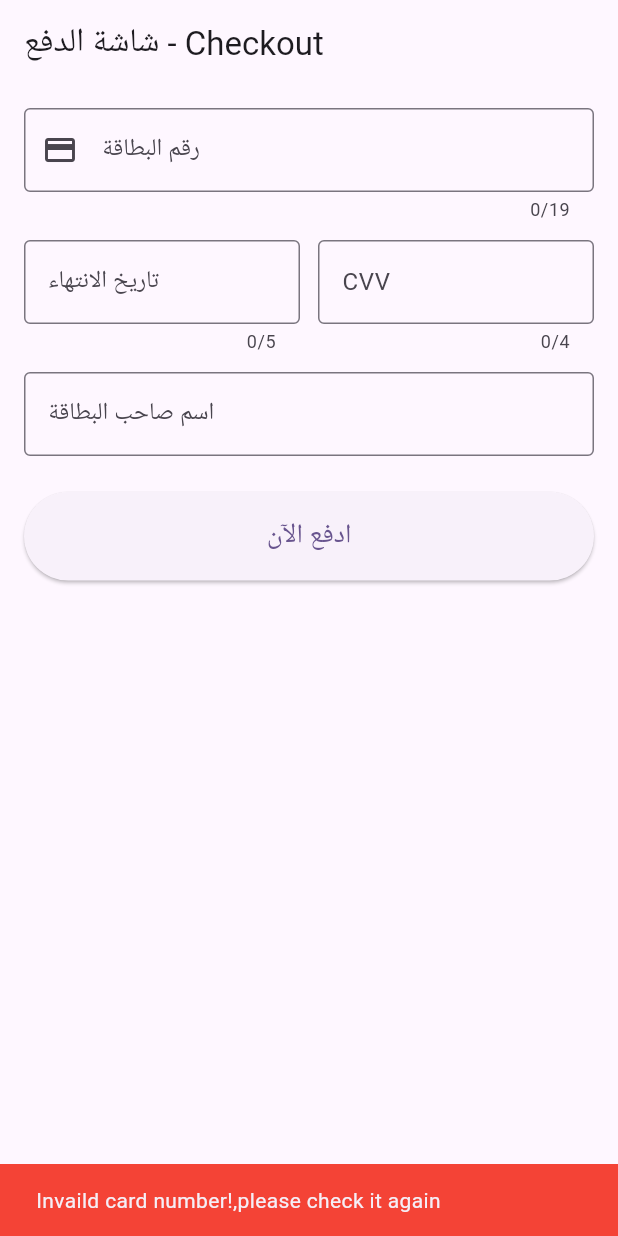
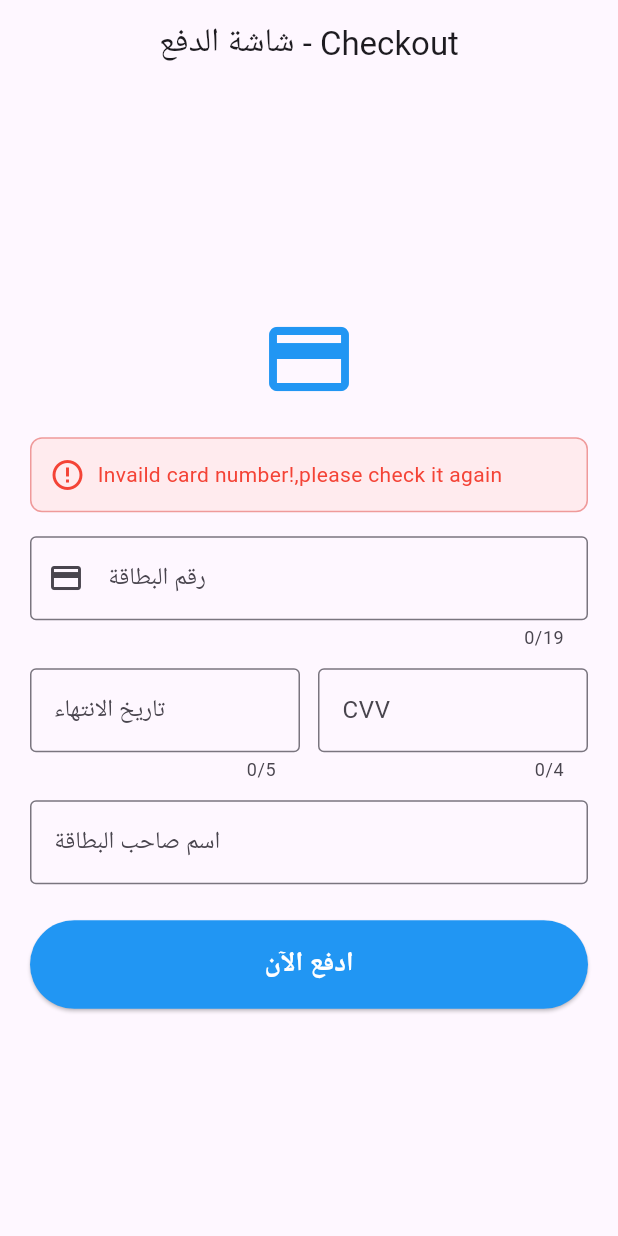
Before and after one commit to AhmedMahmoud2024/payment_gateways, a Flutter app: the screen it shows after launch, after a tap on "ادفع الآن", on a phone screen of 412 x 824 dp. Run offline on Flutter 3.47's test engine with Material 3 defaults, Android fonts, the phone set to English and light mode, and no system bars; our stand-ins replace flutter_riverpod.

Commit message:
feat:refactor checkout & 3ds_screen

```diff
--- a/lib/features/checkout/data/repositories/mock_checkout_repository.dart
+++ b/lib/features/checkout/data/repositories/mock_checkout_repository.dart
@@ -23,9 +23,9 @@ class MockFailure extends MockPaymentResult {
 class MockCheckoutRepository {
   Future<MockPaymentResult> processCardPayment(CardInputModel card) async {
     // بنعمل تأخير وهمي لمدة ثانيتين للـ Network Request
-    await Future.delayed(const Duration(seconds: 2));
+    await Future.delayed(const Duration(microseconds: 2));
 
-    final rawNumber = card.rawCardNumber;
+    final rawNumber = card.rawCardNumber.replaceAll(RegExp(r'\D'), '').trim();
 
     // محاكاة السيناريوهات المختلفة حسب أرقام النواية
     if (rawNumber.endsWith('1111')) {
--- a/lib/features/checkout/data/utils/card_validator.dart
+++ b/lib/features/checkout/data/utils/card_validator.dart
@@ -3,7 +3,7 @@ class CardValidator {
   // 1. خوارزمية Luhn Algorithm
   static bool isValidCardNumber(String cardNumber) {
     // تنظيف الرقم من المسافات
-    final cleanNumber = cardNumber.replaceAll(RegExp(r'\s+|-'), '');
+    final cleanNumber = cardNumber.replaceAll(RegExp(r'\D'), '').trim();
 
     if (cleanNumber.isEmpty || cleanNumber.length < 13 || cleanNumber.length > 19) {
       return false;
--- a/lib/features/checkout/presentation/screens/checkout_screen.dart
+++ b/lib/features/checkout/presentation/screens/checkout_screen.dart
@@ -5,16 +5,47 @@ import 'package:payment_gateways/features/checkout/data/models/card_input_model.
 import 'package:payment_gateways/features/checkout/logic/checkout_notifier.dart';
 import 'package:payment_gateways/features/checkout/logic/checkout_state.dart';
 import 'package:payment_gateways/features/checkout/presentation/screens/3ds_screen.dart';
-import 'package:payment_gateways/features/checkout/presentation/widgets/card_input_formatter.dart';
 
-class CheckoutScreen extends ConsumerStatefulWidget {
-  const CheckoutScreen({super.key});
+// ==========================================
+// 1. INPUT FORMATTER (تاريخ الانتهاء MM/YY)
+// ==========================================
+class CardExpiryInputFormatter extends TextInputFormatter {
+  @override
+  TextEditingValue formatEditUpdate(
+    TextEditingValue oldValue,
+    TextEditingValue newValue,
+  ) {
+    var newText = newValue.text;
+    if (newValue.selection.baseOffset == 0) return newValue;
+
+    var buffer = StringBuffer();
+    for (int i = 0; i < newText.length; i++) {
+      buffer.write(newText[i]);
+      var nonZeroIndex = i + 1;
+      if (nonZeroIndex % 2 == 0 && nonZeroIndex != newText.length) {
+        buffer.write('/');
+      }
+    }
+
+    var string = buffer.toString();
+    return newValue.copyWith(
+      text: string,
+      selection: TextSelection.collapsed(offset: string.length),
+    );
+  }
+}
+
+// ==========================================
+// 2. CHECKOUT PAGE (MAIN UI)
+// ==========================================
+class CheckoutPage extends ConsumerStatefulWidget {
+  const CheckoutPage({super.key});
 
   @override
-  ConsumerState<CheckoutScreen> createState() => _CheckoutScreenState();
+  ConsumerState<CheckoutPage> createState() => _CheckoutPageState();
 }
 
-class _CheckoutScreenState extends ConsumerState<CheckoutScreen> {
+class _CheckoutPageState extends ConsumerState<CheckoutPage> {
   final _cardNumberController = TextEditingController();
   final _expiryController = TextEditingController();
   final _cvvController = TextEditingController();
@@ -30,6 +61,9 @@ class _CheckoutScreenState extends ConsumerState<CheckoutScreen> {
   }
 
   void _submitPayment() {
+    // إخفاء أي لوحة مفاتيح أو فوكس
+    FocusScope.of(context).unfocus();
+
     final cardInput = CardInputModel(
       cardNumber: _cardNumberController.text,
       expiryDate: _expiryController.text,
@@ -37,92 +71,164 @@ class _CheckoutScreenState extends ConsumerState<CheckoutScreen> {
       cardHolderName: _nameController.text,
     );
 
-    // استدعاء الميثود في الـ Notifier
     ref.read(checkoutProvider.notifier).payWithCard(cardInput);
+  }
+
+  void _clearForm() {
+    _cardNumberController.clear();
+    _expiryController.clear();
+    _cvvController.clear();
+    _nameController.clear();
   }
 
   @override
   Widget build(BuildContext context) {
-    // 1. مراقبة التغيرات لعرض الـ SnackBars أو التنقلات (Side Effects)
-    ref.listen<CheckoutState>(checkoutProvider, (previous, next) async{
-      if (next is CheckoutFailure) {
-        ScaffoldMessenger.of(context).showSnackBar(
-          SnackBar(
-            content: Text(next.errorMessage),
-            backgroundColor: Colors.red,
+    final state = ref.watch(checkoutProvider);
+    final isLoading = state is CheckoutLoading;
+
+    return Scaffold(
+      appBar: AppBar(
+        title: const Text('شاشة الدفع - Checkout'),
+        centerTitle: true,
       ),
-        );
-      } else if (next is CheckoutSuccess) {
-        showDialog(
-          context: context,
-          barrierDismissible: false,
-          builder: (ctx) => AlertDialog(
-            title: const Text('تمت العملية بنجاح! 🎉'),
-            content: Text('رقم المعاملة: ${next.transactionId}'),
-            actions: [
-              TextButton(
-                onPressed: () {
-                  Navigator.pop(ctx);
-                  ref.read(checkoutProvider.notifier).reset();
-                },
-                child: const Text('موافق'),
+      body: Center(
+        child: ConstrainedBox(
+          constraints: const BoxConstraints(maxWidth: 500),
+          child: Padding(
+            padding: const EdgeInsets.all(20.0),
+            child: SingleChildScrollView(
+              child: Column(
+                crossAxisAlignment: CrossAxisAlignment.stretch,
+                children: [
+                  const Icon(
+                    Icons.payment,
+                    size: 64,
+                    color: Colors.blue,
+                  ),
+                  const SizedBox(height: 20),
+
+                  // عرض رسالة الخطأ لو الـ State فشلت
+                  if (state is CheckoutFailure) ...[
+                    Container(
+                      padding: const EdgeInsets.all(12),
+                      decoration: BoxDecoration(
+                        color: Colors.red.shade50,
+                        borderRadius: BorderRadius.circular(8),
+                        border: Border.all(color: Colors.red.shade200),
+                      ),
+                      child: Row(
+                        children: [
+                          const Icon(Icons.error_outline, color: Colors.red),
+                          const SizedBox(width: 8),
+                          Expanded(
+                            child: Text(
+                              state.errorMessage,
+                              style: const TextStyle(color: Colors.red),
+                            ),
                           ),
                         ],
                       ),
-        );
-      } else if (next is Checkout3DSRequired) {
-        // هنا نفتح WebView للتأكيد المالي
-       final bool? isApproved = await Navigator.push<bool>(
-      context,
+                    ),
+                    const SizedBox(height: 16),
+                  ],
+
+                  // عرض كارت النجاح لو العملية نجحت
+                  if (state is CheckoutSuccess) ...[
+                    Container(
+                      padding: const EdgeInsets.all(16),
+                      decoration: BoxDecoration(
+                        color: Colors.green.shade50,
+                        borderRadius: BorderRadius.circular(8),
+                        border: Border.all(color: Colors.green.shade300),
+                      ),
+                      child: Column(
+                        children: [
+                          const Icon(Icons.check_circle_outline, color: Colors.green, size: 48),
+                          const SizedBox(height: 8),
+                          const Text(
+                            'تمت العملية بنجاح! 🎉',
+                            style: TextStyle(fontSize: 18, fontWeight: FontWeight.bold, color: Colors.green),
+                          ),
+                          const SizedBox(height: 4),
+                          Text('رقم المعاملة: ${state.transactionId}'),
+                          const SizedBox(height: 12),
+                          ElevatedButton(
+                            onPressed: () {
+                              _clearForm();
+                              ref.read(checkoutProvider.notifier).reset();
+                            },
+                            child: const Text('إجراء عملية جديدة'),
+                          ),
+                        ],
+                      ),
+                    ),
+                    const SizedBox(height: 20),
+                  ],
+
+                  // عرض زر التحويل للـ 3DS لو مطلوبة
+                  if (state is Checkout3DSRequired) ...[
+                    Container(
+                      padding: const EdgeInsets.all(16),
+                      decoration: BoxDecoration(
+                        color: Colors.orange.shade50,
+                        borderRadius: BorderRadius.circular(8),
+                        border: Border.all(color: Colors.orange.shade300),
+                      ),
+                      child: Column(
+                        children: [
+                          const Icon(Icons.security, color: Colors.orange, size: 48),
+                          const SizedBox(height: 8),
+                          const Text(
+                            'مطلوب تأكيد البنك (3D Secure)',
+                            style: TextStyle(fontSize: 16, fontWeight: FontWeight.bold),
+                          ),
+                          const SizedBox(height: 12),
+                          ElevatedButton(
+                            style: ElevatedButton.styleFrom(backgroundColor: Colors.orange, foregroundColor: Colors.white),
+                            onPressed: () async {
+                              final bool? isApproved = await Navigator.of(context).push<bool>(
                                 MaterialPageRoute(
-        builder: (ctx) => ThreeDSWebViewPage(redirectUrl: next.redirectUrl),
+                                  builder: (ctx) => ThreeDSWebViewPage(redirectUrl: state.redirectUrl),
                                 ),
                               );
-
-    // إرسال نتيجة الـ WebView للـ Notifier لتحديث الـ State
                               if (mounted) {
                                 ref.read(checkoutProvider.notifier).complete3DSPayment(
                                       isApproved: isApproved ?? false,
                                     );
                               }
+                            },
+                            child: const Text('افتح صفحة التأكيد الآن'),
+                          ),
+                        ],
+                      ),
+                    ),
+                    const SizedBox(height: 20),
+                  ],
 
-      }
-    });
-
-    // 2. قراءة الحالة الحالية لتشكيل الـ UI
-    final state = ref.watch(checkoutProvider);
-    final isLoading = state is CheckoutLoading;
-
-    return Scaffold(
-      appBar: AppBar(title: const Text('شاشة الدفع - Checkout')),
-      body: Padding(
-        padding: const EdgeInsets.all(16.0),
-        child: SingleChildScrollView(
-          child: Column(
-            crossAxisAlignment: CrossAxisAlignment.stretch,
-            children: [
-              // حقل رقم الكارت
+                  // 1. حقل رقم الكارت
                   TextField(
                     controller: _cardNumberController,
                     keyboardType: TextInputType.number,
                     maxLength: 19,
+                    enabled: !isLoading,
                     decoration: const InputDecoration(
                       labelText: 'رقم البطاقة',
-                  hintText: 'xxxx xxxx xxxx xxxx',
+                      hintText: '4242 4242 4242 2222',
                       prefixIcon: Icon(Icons.credit_card),
                       border: OutlineInputBorder(),
                     ),
                   ),
                   const SizedBox(height: 12),
 
+                  // 2. حقول تاريخ الانتهاء والـ CVV
                   Row(
                     children: [
-                  // حقل تاريخ الانتهاء
                       Expanded(
                         child: TextField(
                           controller: _expiryController,
                           keyboardType: TextInputType.number,
                           maxLength: 5,
+                          enabled: !isLoading,
                           inputFormatters: [
                             FilteringTextInputFormatter.digitsOnly,
                             CardExpiryInputFormatter(),
@@ -135,13 +241,13 @@ class _CheckoutScreenState extends ConsumerState<CheckoutScreen> {
                         ),
                       ),
                       const SizedBox(width: 12),
-                  // حقل الـ CVV
                       Expanded(
                         child: TextField(
                           controller: _cvvController,
                           keyboardType: TextInputType.number,
                           maxLength: 4,
                           obscureText: true,
+                          enabled: !isLoading,
                           decoration: const InputDecoration(
                             labelText: 'CVV',
                             hintText: '123',
@@ -153,34 +259,47 @@ class _CheckoutScreenState extends ConsumerState<CheckoutScreen> {
                   ),
                   const SizedBox(height: 12),
 
-              // حقل اسم صاحب الكارت
+                  // 3. حقل اسم صاحب الكارت
                   TextField(
                     controller: _nameController,
                     keyboardType: TextInputType.name,
+                    enabled: !isLoading,
                     decoration: const InputDecoration(
                       labelText: 'اسم صاحب البطاقة',
+                      hintText: 'Ahmed Mahmoud',
                       border: OutlineInputBorder(),
                     ),
                   ),
                   const SizedBox(height: 24),
 
-              // زر الدفع
+                  // 4. زر الدفع
                   ElevatedButton(
                     onPressed: isLoading ? null : _submitPayment,
                     style: ElevatedButton.styleFrom(
                       padding: const EdgeInsets.symmetric(vertical: 16),
+                      backgroundColor: Colors.blue,
+                      foregroundColor: Colors.white,
                     ),
                     child: isLoading
-                    ? const CircularProgressIndicator(color: Colors.white)
+                        ? const SizedBox(
+                            height: 24,
+                            width: 24,
+                            child: CircularProgressIndicator(
+                              color: Colors.white,
+                              strokeWidth: 2,
+                            ),
+                          )
                         : const Text(
                             'ادفع الآن',
-                        style: TextStyle(fontSize: 18),
+                            style: TextStyle(fontSize: 18, fontWeight: FontWeight.bold),
                           ),
                   ),
                 ],
               ),
             ),
           ),
+        ),
+      ),
     );
   }
 }
--- a/lib/main.dart
+++ b/lib/main.dart
@@ -23,7 +23,7 @@ class MyApp extends StatelessWidget {
       theme: ThemeData(
         colorScheme: ColorScheme.fromSeed(seedColor: Colors.deepPurple),
       ),
-      home:  const CheckoutScreen()
+      home:  const CheckoutPage()
     );
   }
 }
```
Lines whose indentation alone changed are shown as unchanged.
